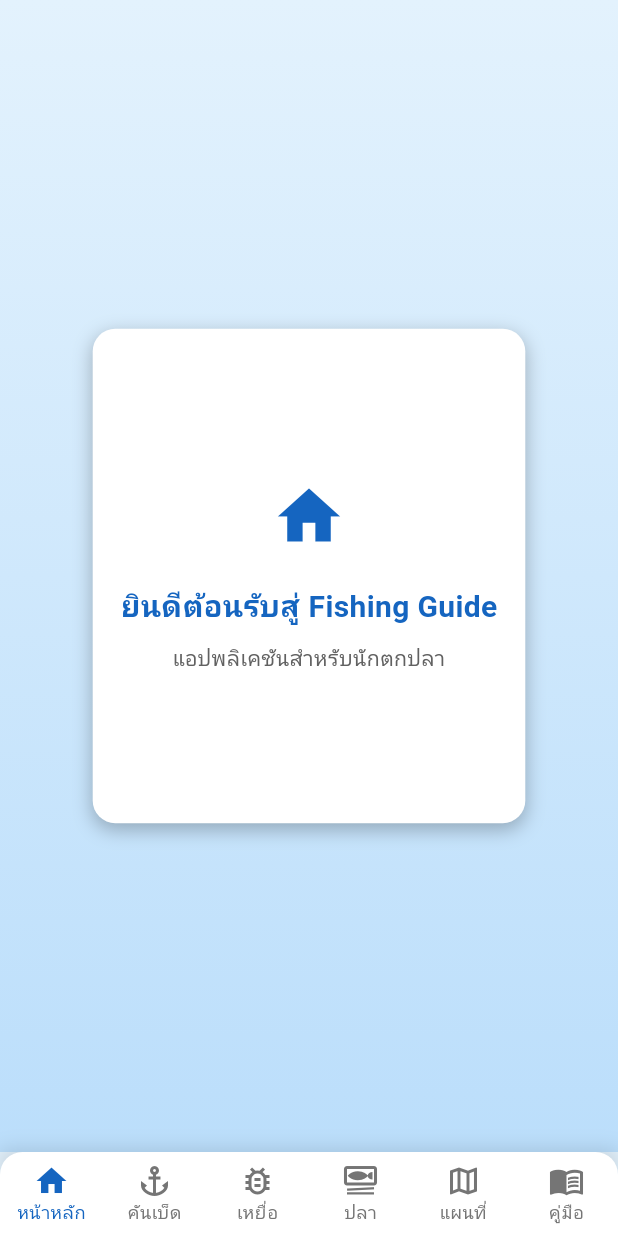
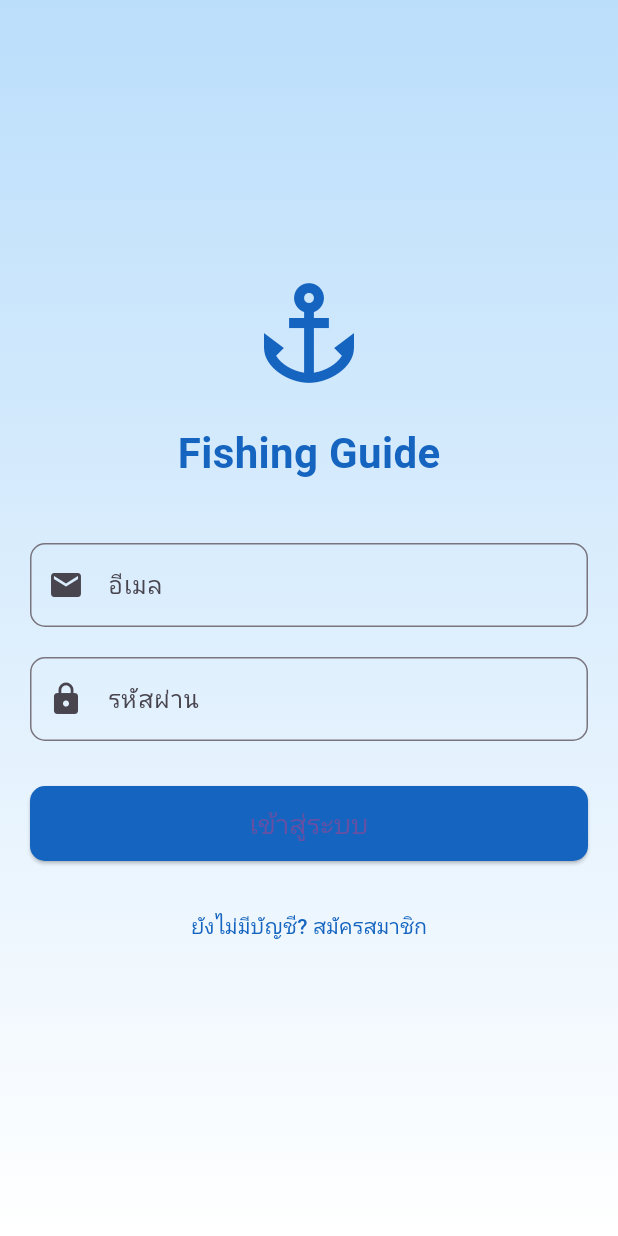
Before and after one commit to NekoSama01/project-seminar, a Flutter app: the screen it shows after launch, on a phone screen of 412 x 824 dp. Run offline on Flutter 3.47's test engine with Material 3 defaults, Android fonts, the phone set to English and light mode, and no system bars; our stand-ins replace firebase_auth, firebase_core, google_maps_flutter; accounts and stored records are empty.

Commit message:
แก้สีหน้า

```diff
--- a/fishing_guide_app/lib/main.dart
+++ b/fishing_guide_app/lib/main.dart
@@ -1,3 +1,5 @@
+import 'package:firebase_auth/firebase_auth.dart';
+import 'package:fishing_guide_app/screens/LoginPage.dart';
 import 'package:flutter/material.dart';
 import 'package:fishing_guide_app/screens/BookPage.dart';
 import 'package:fishing_guide_app/screens/FishPage.dart';
@@ -5,8 +7,8 @@
 import 'package:fishing_guide_app/screens/HomePage.dart';
 import 'package:fishing_guide_app/screens/MapPage.dart';
 import 'package:fishing_guide_app/screens/RodPage.dart';
-import 'package:firebase_core/firebase_core.dart'; // 👈 เพิ่ม
-import 'firebase_options.dart'; // 👈 ใช้ถ้าคุณใช้ `flutterfire configure`
+import 'package:firebase_core/firebase_core.dart';
+import 'firebase_options.dart';
 
 void main() async {
   WidgetsFlutterBinding.ensureInitialized();
@@ -24,9 +26,38 @@
       debugShowCheckedModeBanner: false,
       theme: ThemeData(
         primarySwatch: Colors.blue,
-        scaffoldBackgroundColor: Colors.blue[50],
+        scaffoldBackgroundColor: Colors.white,
       ),
-      home: HomeScreen(),
+      home: AuthWrapper(),
+    );
+  }
+}
+
+// Changed to StatefulWidget
+class AuthWrapper extends StatefulWidget {
+  @override
+  _AuthWrapperState createState() => _AuthWrapperState();
+}
+
+class _AuthWrapperState extends State<AuthWrapper> {
+  @override
+  Widget build(BuildContext context) {
+    return StreamBuilder<User?>(
+      stream: FirebaseAuth.instance.authStateChanges(),
+      builder: (context, snapshot) {
+        if (snapshot.connectionState == ConnectionState.active) {
+          final user = snapshot.data;
+          if (user == null) {
+            return LoginPage();
+          }
+          return HomeScreen();
+        }
+        return Scaffold(
+          body: Center(
+            child: CircularProgressIndicator(),
+          ),
+        );
+      },
     );
   }
 }
@@ -54,9 +85,27 @@
     });
   }
 
+  Future<void> _signOut() async {
+    try {
+      await FirebaseAuth.instance.signOut();
+    } catch (e) {
+      print('Error signing out: $e');
+    }
+  }
+
   @override
   Widget build(BuildContext context) {
     return Scaffold(
+      appBar: AppBar(
+        title: Text('Fishing Guide', style: TextStyle(color: Colors.white)),
+        backgroundColor: Colors.blue[800],
+        actions: [
+          IconButton(
+            icon: Icon(Icons.logout, color: Colors.white),
+            onPressed: _signOut,
+          ),
+        ],
+      ),
       body: Container(
         decoration: BoxDecoration(
           gradient: LinearGradient(
--- /dev/null
+++ b/fishing_guide_app/lib/screens/LoginPage.dart
@@ -0,0 +1,184 @@
+import 'package:fishing_guide_app/main.dart';
+import 'package:fishing_guide_app/screens/RegisterPage.dart';
+import 'package:flutter/material.dart';
+import 'package:firebase_auth/firebase_auth.dart';
+
+class LoginPage extends StatefulWidget {
+  @override
+  _LoginPageState createState() => _LoginPageState();
+}
+
+class _LoginPageState extends State<LoginPage> {
+  final _formKey = GlobalKey<FormState>();
+  final _emailController = TextEditingController();
+  final _passwordController = TextEditingController();
+  bool _isLoading = false;
+  String _errorMessage = '';
+
+  Future<void> _signInWithEmailAndPassword() async {
+    if (!_formKey.currentState!.validate()) return;
+
+    setState(() {
+      _isLoading = true;
+      _errorMessage = '';
+    });
+
+    try {
+      await FirebaseAuth.instance.signInWithEmailAndPassword(
+        email: _emailController.text.trim(),
+        password: _passwordController.text.trim(),
+      );
+
+      // ล็อกอินสำเร็จ ไปที่หน้าหลัก
+      Navigator.of(context).pushReplacement(
+        MaterialPageRoute(builder: (context) => HomeScreen()),
+      );
+    } on FirebaseAuthException catch (e) {
+      setState(() {
+        _errorMessage = _getErrorMessage(e.code);
+      });
+    } finally {
+      setState(() {
+        _isLoading = false;
+      });
+    }
+  }
+
+  String _getErrorMessage(String code) {
+    switch (code) {
+      case 'user-not-found':
+        return 'ไม่พบผู้ใช้ที่ใช้อีเมลนี้';
+      case 'wrong-password':
+        return 'รหัสผ่านไม่ถูกต้อง';
+      case 'invalid-email':
+        return 'อีเมลไม่ถูกต้อง';
+      case 'user-disabled':
+        return 'บัญชีนี้ถูกระงับ';
+      default:
+        return 'เกิดข้อผิดพลาดในการล็อกอิน';
+    }
+  }
+
+  @override
+  void dispose() {
+    _emailController.dispose();
+    _passwordController.dispose();
+    super.dispose();
+  }
+
+  @override
+  Widget build(BuildContext context) {
+    return Scaffold(
+      body: Container(
+        decoration: BoxDecoration(
+          gradient: LinearGradient(
+            begin: Alignment.topCenter,
+            end: Alignment.bottomCenter,
+            colors: [Colors.blue[100]!, const Color.fromARGB(255, 255, 255, 255)!],
+          ),
+        ),
+        child: Center(
+          child: SingleChildScrollView(
+            padding: EdgeInsets.all(20),
+            child: Form(
+              key: _formKey,
+              child: Column(
+                mainAxisAlignment: MainAxisAlignment.center,
+                children: [
+                  Icon(Icons.anchor, size: 80, color: Colors.blue[800]),
+                  SizedBox(height: 20),
+                  Text(
+                    'Fishing Guide',
+                    style: TextStyle(
+                      fontSize: 28,
+                      fontWeight: FontWeight.bold,
+                      color: Colors.blue[800],
+                    ),
+                  ),
+                  SizedBox(height: 40),
+                  if (_errorMessage.isNotEmpty)
+                    Padding(
+                      padding: const EdgeInsets.only(bottom: 16),
+                      child: Text(
+                        _errorMessage,
+                        style: TextStyle(color: Colors.red),
+                      ),
+                    ),
+                  TextFormField(
+                    controller: _emailController,
+                    decoration: InputDecoration(
+                      labelText: 'อีเมล',
+                      prefixIcon: Icon(Icons.email),
+                      border: OutlineInputBorder(
+                        borderRadius: BorderRadius.circular(10),
+                      ),
+                    ),
+                    keyboardType: TextInputType.emailAddress,
+                    validator: (value) {
+                      if (value == null || value.isEmpty) {
+                        return 'กรุณากรอกอีเมล';
+                      }
+                      return null;
+                    },
+                  ),
+                  SizedBox(height: 20),
+                  TextFormField(
+                    controller: _passwordController,
+                    decoration: InputDecoration(
+                      labelText: 'รหัสผ่าน',
+                      prefixIcon: Icon(Icons.lock),
+                      border: OutlineInputBorder(
+                        borderRadius: BorderRadius.circular(10),
+                      ),
+                    ),
+                    obscureText: true,
+                    validator: (value) {
+                      if (value == null || value.isEmpty) {
+                        return 'กรุณากรอกรหัสผ่าน';
+                      }
+                      if (value.length < 6) {
+                        return 'รหัสผ่านต้องมีความยาวอย่างน้อย 6 ตัวอักษร';
+                      }
+                      return null;
+                    },
+                  ),
+                  SizedBox(height: 30),
+                  SizedBox(
+                    width: double.infinity,
+                    height: 50,
+                    child: ElevatedButton(
+                      onPressed: _isLoading ? null : _signInWithEmailAndPassword,
+                      style: ElevatedButton.styleFrom(
+                        backgroundColor: Colors.blue[800],
+                        shape: RoundedRectangleBorder(
+                          borderRadius: BorderRadius.circular(10),
+                        ),
+                      ),
+                      child: _isLoading
+                          ? CircularProgressIndicator(color: const Color.fromARGB(255, 255, 0, 0))
+                          : Text('เข้าสู่ระบบ', style: TextStyle(fontSize: 18)),
+                    ),
+                  ),
+                  SizedBox(height: 20),
+                  TextButton(
+                    onPressed: () {
+                      // ไปที่หน้าสมัครสมาชิก
+                      Navigator.push(
+                        context,
+                        MaterialPageRoute(builder: (context) => RegisterPage()),
+                      );
+                    },
+                    child: Text(
+                      'ยังไม่มีบัญชี? สมัครสมาชิก',
+                      style: TextStyle(color: Colors.blue[800]),
+                    ),
+                  ),
+                ],
+              ),
+            ),
+          ),
+        ),
+      ),
+    );
+  }
+}
--- a/fishing_guide_app/pubspec.yaml
+++ b/fishing_guide_app/pubspec.yaml
@@ -31,11 +31,9 @@ dependencies:
   flutter:
     sdk: flutter
   google_maps_flutter: ^2.2.3
-
-  # The following adds the Cupertino Icons font to your application.
-  # Use with the CupertinoIcons class for iOS style icons.
   cupertino_icons: ^1.0.8
   firebase_core: ^3.14.0
+  firebase_auth: ^5.6.0
 
 dev_dependencies:
   flutter_test:
```
Also changed, not shown: fishing_guide_app/lib/screens/RegisterPage.dart (added, +203 -0 lines), fishing_guide_app/pubspec.lock, 4 other files.
